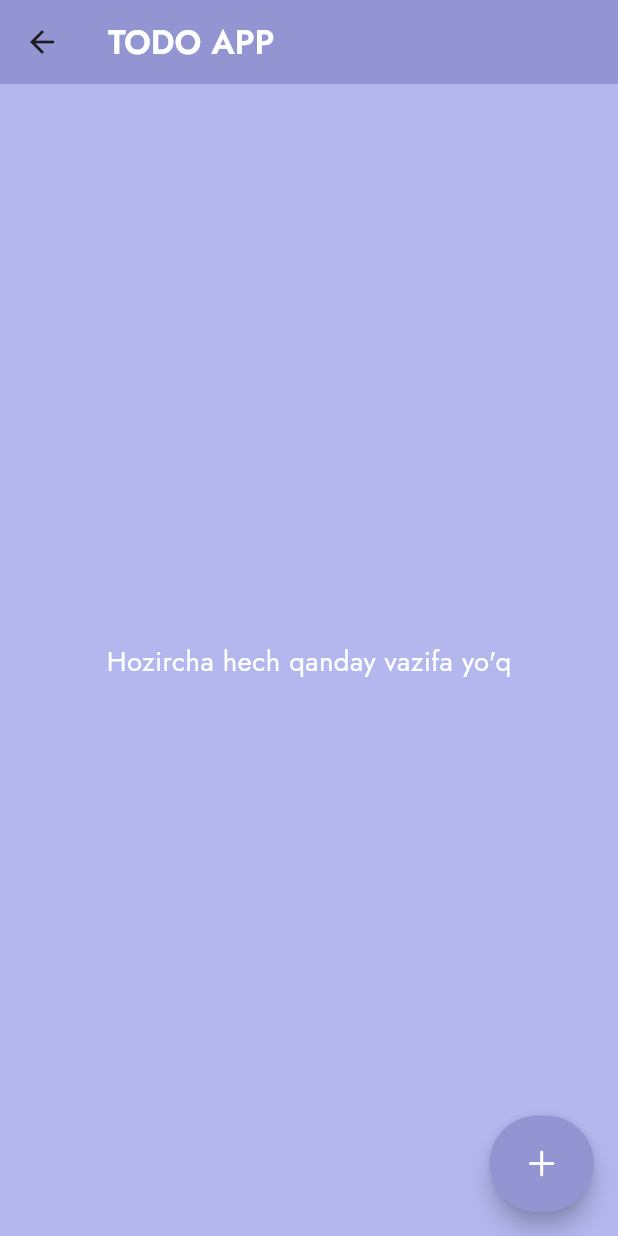
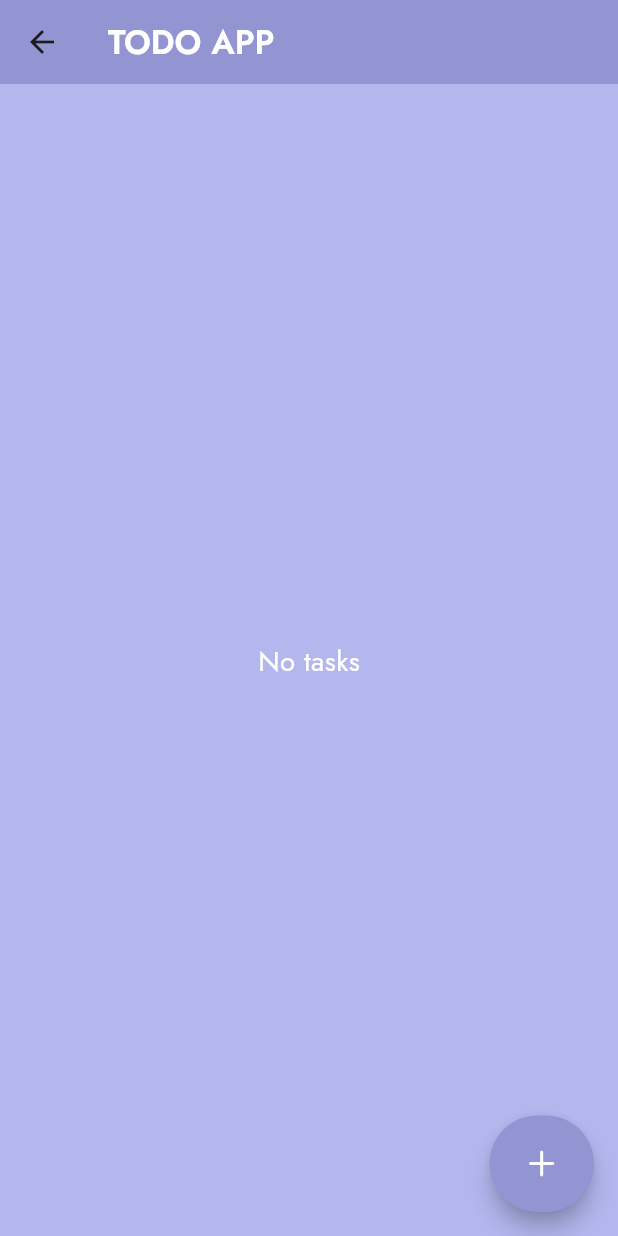
Before and after one commit to AsilbekDeveloper/todo_app, a Flutter app: the HomePage screen opened directly, on a phone screen of 412 x 824 dp. Run offline on Flutter 3.47's test engine with Material 3 defaults, Android fonts, the phone set to English and light mode, and no system bars; our stand-ins replace flutter_screenutil, hive, hive_flutter; accounts and stored records are empty.

Commit message:
add No tasks message

```diff
--- a/lib/view/home_page.dart
+++ b/lib/view/home_page.dart
@@ -51,7 +51,7 @@ class _HomePageState extends State<HomePage> {
       body: taskController.tasks.isEmpty
           ? Center(
               child: Text(
-                "Hozircha hech qanday vazifa yo'q",
+                "No tasks",
                 style: TextStyle(fontSize: 20.sp, color: AppColors.secondary),
               ),
             )
```
